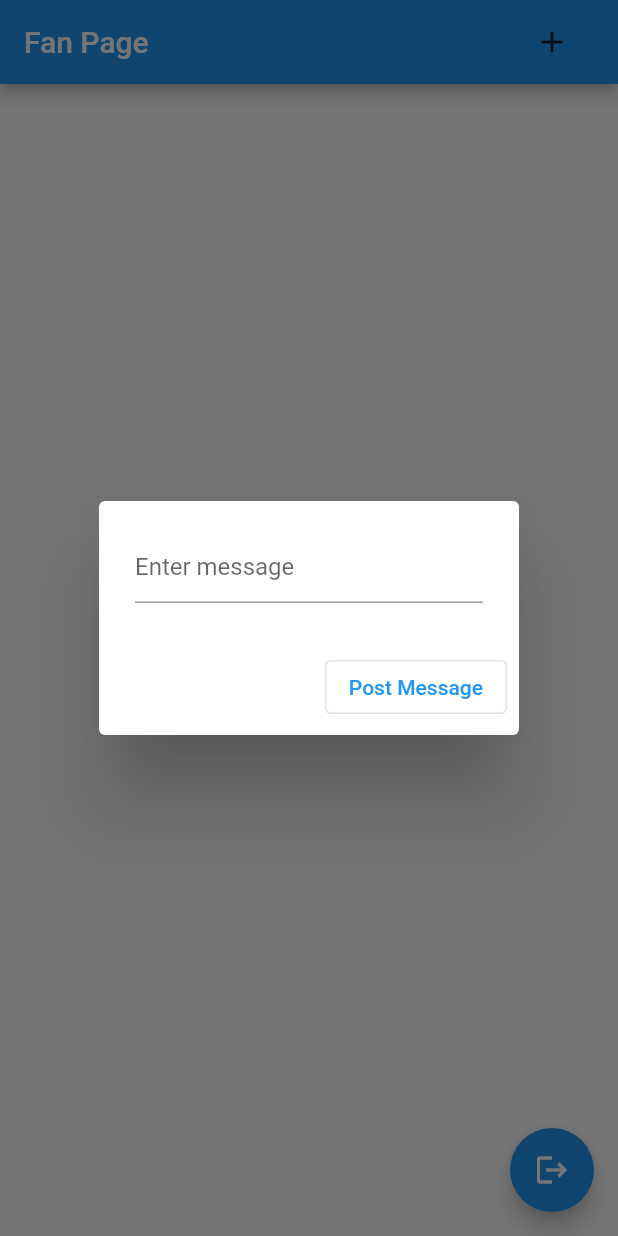
After one commit to famedahossain/homework-1-flutter, a Flutter app: the Admin screen opened directly, after a tap on the "add" icon, on a phone screen of 412 x 824 dp. The commit adds this screen. Run offline on Flutter 3.47's test engine with Material 2 defaults, Android fonts, the phone set to English and light mode, and no system bars; our stand-ins replace cloud_firestore, firebase_auth, firebase_core, splashscreen; accounts and stored records are empty.

Commit message:
Admin page

```diff
--- /dev/null
+++ b/lib/admin.dart
@@ -0,0 +1,124 @@
+import 'package:cloud_firestore/cloud_firestore.dart';
+import 'driver.dart';
+import 'package:firebase_auth/firebase_auth.dart';
+import 'package:flutter/material.dart';
+
+final FirebaseAuth _auth = FirebaseAuth.instance;
+final FirebaseFirestore _db = FirebaseFirestore.instance;
+
+class Admin extends StatefulWidget {
+  Admin({Key? key}) : super(key: key);
+
+  @override
+  _AdminHomeState createState() => _AdminHomeState();
+}
+
+class _AdminHomeState extends State<Admin> {
+  List<String> messages = [];
+
+  @override
+  Widget build(BuildContext context) {
+    return Scaffold(
+        appBar: AppBar(
+            title: Text("Fan Page"),
+            actions: <Widget>[
+              FlatButton(
+                  onPressed: (){
+                    add(context);
+                  },
+                  child: const Icon(Icons.add)
+              )
+            ]
+        ),
+
+        backgroundColor: Colors.white,
+        body: Container( child: ListView.builder(
+            padding: const EdgeInsets.all(8),
+            itemCount: messages.length,
+            itemBuilder: (BuildContext context, int index){
+              return Container (
+                height: 50,
+                color: Colors.lime,
+                child: Center(child: Text('${messages[index]}')),
+              );
+            }
+
+        ),),
+        floatingActionButton: Column(
+            mainAxisAlignment: MainAxisAlignment.end,
+            children: [
+              FloatingActionButton(
+                onPressed: () {
+                  signOut(context);
+                },
+                tooltip: 'Log out',
+                child: const Icon(Icons.logout),
+              ),
+            ]
+        )
+    );
+  }
+
+  void signOut(BuildContext context) async {
+    ScaffoldMessenger.of(context).clearSnackBars();
+    await _auth.signOut();
+    ScaffoldMessenger.of(context)
+        .showSnackBar(const SnackBar(content: Text('User logged out.')));
+    Navigator.pushReplacement(
+        context, MaterialPageRoute(builder: (con) => AppDriver()));
+  }
+
+  final TextEditingController _textFieldController = TextEditingController();
+
+  void add(BuildContext context) async{
+    return showDialog(context: context,
+        builder: (context){
+          return AlertDialog(
+            content: TextField(
+              controller: _textFieldController,
+              textInputAction: TextInputAction.go,
+              keyboardType: TextInputType.multiline,
+              decoration: InputDecoration(hintText: "Enter message"),
+            ),
+            actions: <Widget>[
+              OutlinedButton(
+                  onPressed: (){
+                    setState(() {
+                      databased();
+                      Navigator.pop(context);
+                    });
+                  },
+                  child: Text('Post Message'))
+            ],
+          );
+        });
+  }
+
+  Future<void> databased() async {
+    _db
+        .collection("messages")
+        .doc()
+        .set({
+      "message": _textFieldController.text,
+      "registration_deadline" : DateTime.now(),
+
+    });
+    setState(() {
+      read();
+    });
+  }
+  void read() async {
+    FirebaseFirestore.instance.collection('messages')
+        .get()
+        .then((value) {
+      if (value.size > 0 ) {
+        value.docs.forEach((element) {
+          messages.add(element["message"]);
+        });
+      }
+    });
+    setState(() {
+
+    });
+  }
+}
--- a/lib/main.dart
+++ b/lib/main.dart
@@ -63,6 +63,7 @@ class Splash2 extends StatelessWidget {
       loadingText: Text("Loading"),
       photoSize: 200.0,
       loaderColor: Colors.blue,
+      backgroundColor: Colors.lime,
     );
   }
 }
```
Also changed, not shown: lib/home_view.dart (+47 -6 lines), lib/login_view.dart (+36 -0 lines), lib/register.dart (+10 -11 lines).
